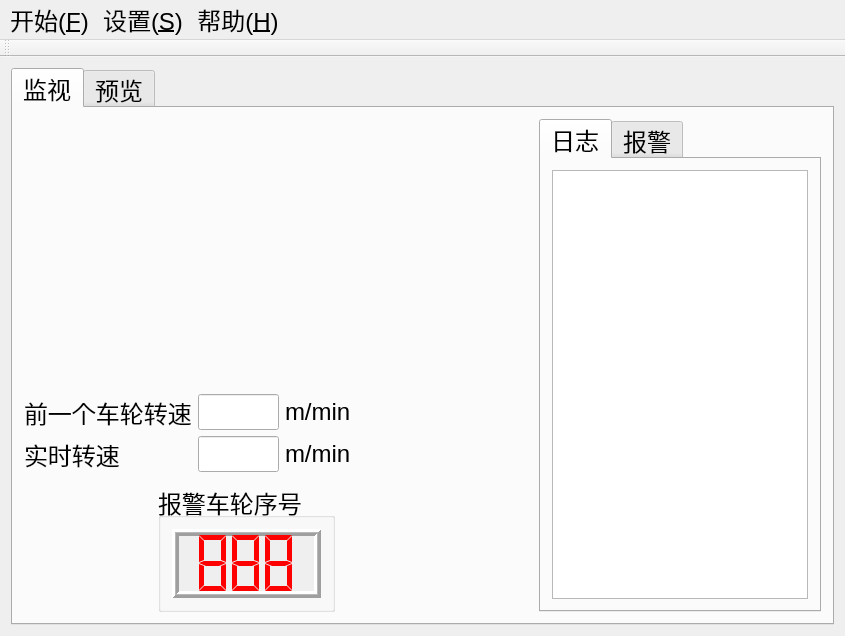
Above: WheelMonitor/MainWindow.ui from cx3386/WheelMonitor before the change. Below: the same form after it.
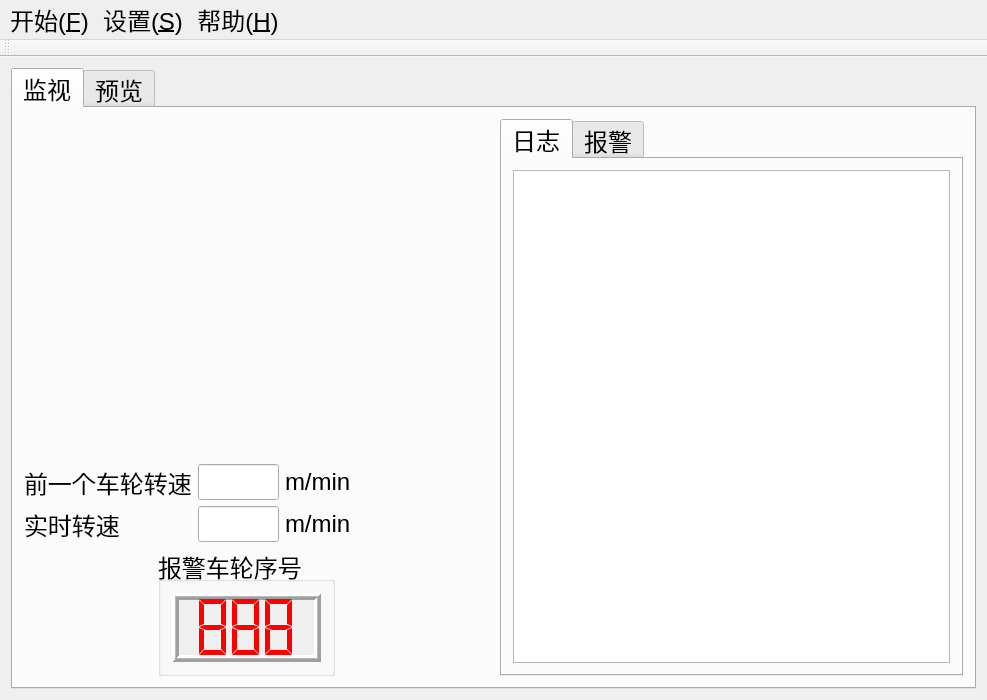
That is the form after the change. The open tabs and pages were chosen to show the change. Icons and pictures are not drawn. Custom widgets are drawn as their Qt base class.

What changed in the file:
```diff
--- a/WheelMonitor/MainWindow.ui
+++ b/WheelMonitor/MainWindow.ui
@@ -6,8 +6,8 @@
    <rect>
     <x>0</x>
     <y>0</y>
-    <width>845</width>
-    <height>636</height>
+    <width>987</width>
+    <height>700</height>
    </rect>
   </property>
   <property name="font">
@@ -37,113 +37,7 @@
         <string>监视</string>
        </attribute>
        <layout class="QGridLayout" name="gridLayout_6">
-        <item row="2" column="0">
-         <layout class="QGridLayout" name="gridLayout_10">
-          <item row="1" column="2">
-           <widget class="QLabel" name="label_2">
-            <property name="text">
-             <string>m/min</string>
-            </property>
-            <property name="buddy">
-             <cstring>realSpeedLineEdit</cstring>
-            </property>
-           </widget>
-          </item>
-          <item row="1" column="0">
-           <widget class="QLabel" name="realSpeedLabel">
-            <property name="sizePolicy">
-             <sizepolicy hsizetype="Preferred" vsizetype="Preferred">
-              <horstretch>0</horstretch>
-              <verstretch>0</verstretch>
-             </sizepolicy>
-            </property>
-            <property name="text">
-             <string>实时转速</string>
-            </property>
-            <property name="buddy">
-             <cstring>realSpeedLineEdit</cstring>
-            </property>
-           </widget>
-          </item>
-          <item row="1" column="1">
-           <widget class="QLineEdit" name="realSpeedLineEdit">
-            <property name="enabled">
-             <bool>true</bool>
-            </property>
-            <property name="minimumSize">
-             <size>
-              <width>81</width>
-              <height>0</height>
-             </size>
-            </property>
-            <property name="maximumSize">
-             <size>
-              <width>81</width>
-              <height>16777215</height>
-             </size>
-            </property>
-            <property name="text">
-             <string/>
-            </property>
-            <property name="readOnly">
-             <bool>true</bool>
-            </property>
-           </widget>
-          </item>
-          <item row="0" column="0">
-           <widget class="QLabel" name="lastSpeedLabel">
-            <property name="sizePolicy">
-             <sizepolicy hsizetype="Preferred" vsizetype="Preferred">
-              <horstretch>0</horstretch>
-              <verstretch>0</verstretch>
-             </sizepolicy>
-            </property>
-            <property name="text">
-             <string>前一个车轮转速</string>
-            </property>
-            <property name="buddy">
-             <cstring>lastSpeedLineEdit</cstring>
-            </property>
-           </widget>
-          </item>
-          <item row="0" column="1">
-           <widget class="QLineEdit" name="lastSpeedLineEdit">
-            <property name="enabled">
-             <bool>true</bool>
-            </property>
-            <property name="minimumSize">
-             <size>
-              <width>81</width>
-              <height>0</height>
-             </size>
-            </property>
-            <property name="maximumSize">
-             <size>
-              <width>81</width>
-              <height>16777215</height>
-             </size>
-            </property>
-            <property name="text">
-             <string/>
-            </property>
-            <property name="readOnly">
-             <bool>true</bool>
-            </property>
-           </widget>
-          </item>
-          <item row="0" column="2">
-           <widget class="QLabel" name="label">
-            <property name="text">
-             <string>m/min</string>
-            </property>
-            <property name="buddy">
-             <cstring>lastSpeedLineEdit</cstring>
-            </property>
-           </widget>
-          </item>
-         </layout>
-        </item>
-        <item row="0" column="2" rowspan="5">
+        <item row="0" column="2" rowspan="3">
          <widget class="QTabWidget" name="logTabWidget">
           <property name="minimumSize">
            <size>
@@ -228,6 +122,125 @@
          </widget>
         </item>
         <item row="1" column="0">
+         <layout class="QGridLayout" name="gridLayout_10">
+          <item row="1" column="0">
+           <widget class="QLabel" name="realSpeedLabel">
+            <property name="sizePolicy">
+             <sizepolicy hsizetype="Preferred" vsizetype="Preferred">
+              <horstretch>0</horstretch>
+              <verstretch>0</verstretch>
+             </sizepolicy>
+            </property>
+            <property name="text">
+             <string>实时转速</string>
+            </property>
+            <property name="buddy">
+             <cstring>realSpeedLineEdit</cstring>
+            </property>
+           </widget>
+          </item>
+          <item row="0" column="2">
+           <widget class="QLabel" name="label">
+            <property name="text">
+             <string>m/min</string>
+            </property>
+            <property name="buddy">
+             <cstring>lastSpeedLineEdit</cstring>
+            </property>
+           </widget>
+          </item>
+          <item row="1" column="2">
+           <widget class="QLabel" name="label_2">
+            <property name="text">
+             <string>m/min</string>
+            </property>
+            <property name="buddy">
+             <cstring>realSpeedLineEdit</cstring>
+            </property>
+           </widget>
+          </item>
+          <item row="1" column="1">
+           <widget class="QLineEdit" name="realSpeedLineEdit">
+            <property name="enabled">
+             <bool>true</bool>
+            </property>
+            <property name="minimumSize">
+             <size>
+              <width>81</width>
+              <height>0</height>
+             </size>
+            </property>
+            <property name="maximumSize">
+             <size>
+              <width>81</width>
+              <height>16777215</height>
+             </size>
+            </property>
+            <property name="text">
+             <string/>
+            </property>
+            <property name="readOnly">
+             <bool>true</bool>
+            </property>
+           </widget>
+          </item>
+          <item row="0" column="1">
+           <widget class="QLineEdit" name="lastSpeedLineEdit">
+            <property name="enabled">
+             <bool>true</bool>
+            </property>
+            <property name="minimumSize">
+             <size>
+              <width>81</width>
+              <height>0</height>
+             </size>
+            </property>
+            <property name="maximumSize">
+             <size>
+              <width>81</width>
+              <height>16777215</height>
+             </size>
+            </property>
+            <property name="text">
+             <string/>
+            </property>
+            <property name="readOnly">
+             <bool>true</bool>
+            </property>
+           </widget>
+          </item>
+          <item row="0" column="0">
+           <widget class="QLabel" name="lastSpeedLabel">
+            <property name="sizePolicy">
+             <sizepolicy hsizetype="Preferred" vsizetype="Preferred">
+              <horstretch>0</horstretch>
+              <verstretch>0</verstretch>
+             </sizepolicy>
+            </property>
+            <property name="text">
+             <string>前一个车轮转速</string>
+            </property>
+            <property name="buddy">
+             <cstring>lastSpeedLineEdit</cstring>
+            </property>
+           </widget>
+          </item>
+          <item row="0" column="3">
+           <spacer name="horizontalSpacer">
+            <property name="orientation">
+             <enum>Qt::Horizontal</enum>
+            </property>
+            <property name="sizeHint" stdset="0">
+             <size>
+              <width>37</width>
+              <height>20</height>
+             </size>
+            </property>
+           </spacer>
+          </item>
+         </layout>
+        </item>
+        <item row="0" column="0">
          <widget class="QLabel" name="imageMatchesLabel">
           <property name="sizePolicy">
            <sizepolicy hsizetype="Expanding" vsizetype="Expanding">
@@ -252,20 +265,7 @@
           </property>
          </widget>
         </item>
-        <item row="2" column="1">
-         <spacer name="horizontalSpacer">
-          <property name="orientation">
-           <enum>Qt::Horizontal</enum>
-          </property>
-          <property name="sizeHint" stdset="0">
-           <size>
-            <width>37</width>
-            <height>20</height>
-           </size>
-          </property>
-         </spacer>
-        </item>
-        <item row="4" column="0" colspan="2">
+        <item row="2" column="0" colspan="2">
          <layout class="QHBoxLayout" name="horizontalLayout_2">
           <item>
            <widget class="QPushButton" name="alarmPushButton">
@@ -402,7 +402,7 @@
     <rect>
      <x>0</x>
      <y>0</y>
-     <width>845</width>
+     <width>987</width>
      <height>52</height>
     </rect>
    </property>
```
Left out of the diff: 4 changed lines with no effect on the pictures.
